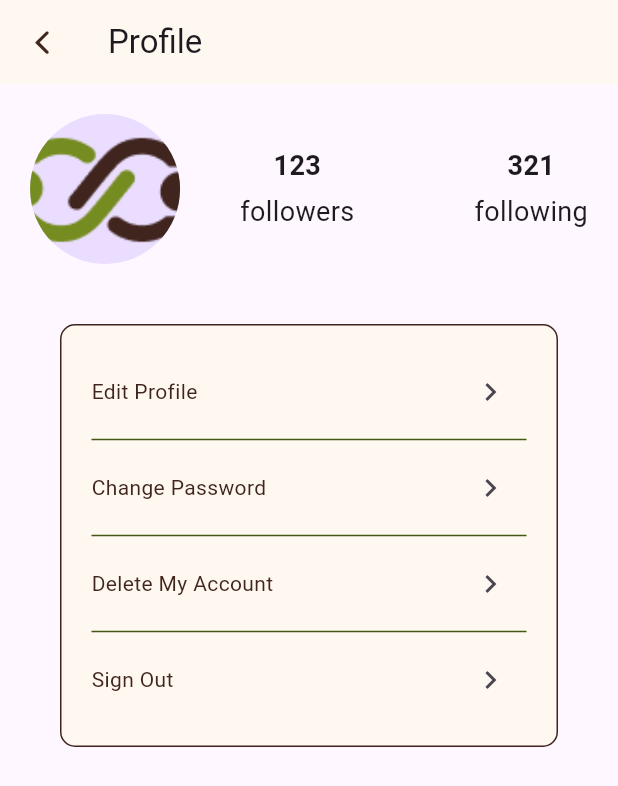
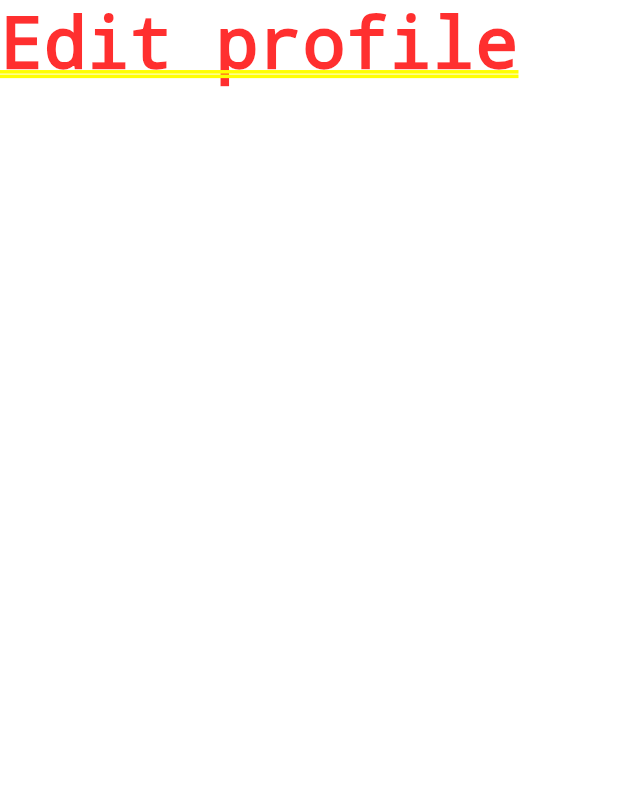
Before and after one commit to Kaung101/loop_frontend, a Flutter app: the ProfileView screen opened directly, after a tap on the "chevron right" icon, on a phone screen of 412 x 824 dp. Shown: the top 786 px of the screen. Run offline on Flutter 3.47's test engine with Material 3 defaults, Android fonts, the phone set to English and light mode, and no system bars; our stand-ins replace dio, flutter_bloc, flutter_secure_storage, flutter_svg, fluttertoast, image_picker; missing offline and left inert: jwt_decode; accounts and stored records are empty; network calls fail.

Commit message:
[add] appIcon, edit profile path

```diff
--- a/lib/auth/login/login_view.dart
+++ b/lib/auth/login/login_view.dart
@@ -249,7 +249,7 @@ class _LoginViewState extends State<LoginView> {
                       style: TextStyle(
                         color: AppColors.backgroundColor,
                         fontSize: 16,
-                        fontWeight: FontWeight.w200,
+                        fontWeight: FontWeight.bold,
                       ),
                     ),
                   ),
--- /dev/null
+++ b/lib/user_management/edit_profile.dart
@@ -0,0 +1,15 @@
+import 'package:flutter/cupertino.dart';
+
+class EditProfile extends StatefulWidget {
+  const EditProfile({super.key});
+
+  @override
+  State<EditProfile> createState() => _EditProfileState();
+}
+
+class _EditProfileState extends State<EditProfile> {
+  @override
+  Widget build(BuildContext context) {
+    return const Text("Edit profile");
+  }
+}
--- a/lib/user_management/view_profile.dart
+++ b/lib/user_management/view_profile.dart
@@ -4,6 +4,7 @@ import 'package:loop/auth/auth_repo.dart';
 import 'package:loop/auth/login/login_view.dart';
 import 'package:loop/components/bottomNavigation.dart';
 import 'package:loop/components/colors.dart';
+import 'package:loop/user_management/edit_profile.dart';
 
 class ProfileView extends StatefulWidget {
   const ProfileView({Key? key}) : super(key: key);
@@ -57,16 +58,7 @@ class _ProfileViewState extends State<ProfileView> {
     return Scaffold(
       appBar: AppBar(
         backgroundColor: AppColors.backgroundColor,
-        leading: IconButton(
-          icon: const Icon(CupertinoIcons.back, color: AppColors.textColor),
-          onPressed: () {
-            Navigator.of(context).pushReplacement(
-              MaterialPageRoute(
-                builder: (context) => const BottomNav(),
-              ),
-            );
-          },
-        ),
+        automaticallyImplyLeading: false,
         title: Align(
           alignment: Alignment.topLeft,
           child: Text(_username ?? 'Profile'),
@@ -251,7 +243,14 @@ class _ProfileViewState extends State<ProfileView> {
                         children: [
                           IconButton(
                             icon: const Icon(Icons.chevron_right),
-                            onPressed: () {},
+                            onPressed: () {
+                              Navigator.of(context).push(
+                                MaterialPageRoute(
+                                  builder: (context) => const EditProfile(),
+                                  settings: const RouteSettings(name: '/editProfile'),
+                                ),
+                              );
+                            },
                           ),
                         ],
                       ),
```
Also changed, not shown: lib/components/bottomNavigation.dart (+35 -13 lines), lib/components/editProfileNav.dart (added, +37 -0 lines), lib/components/nav.dart (deleted, +0 -34 lines), lib/other_profile/other_profile.dart (added, +15 -0 lines), lib/showlist.dart (+14 -11 lines), pubspec.yaml (+7 -0 lines), lib/other_profile/profile_event.dart (added), pubspec.lock, 28 other files.
